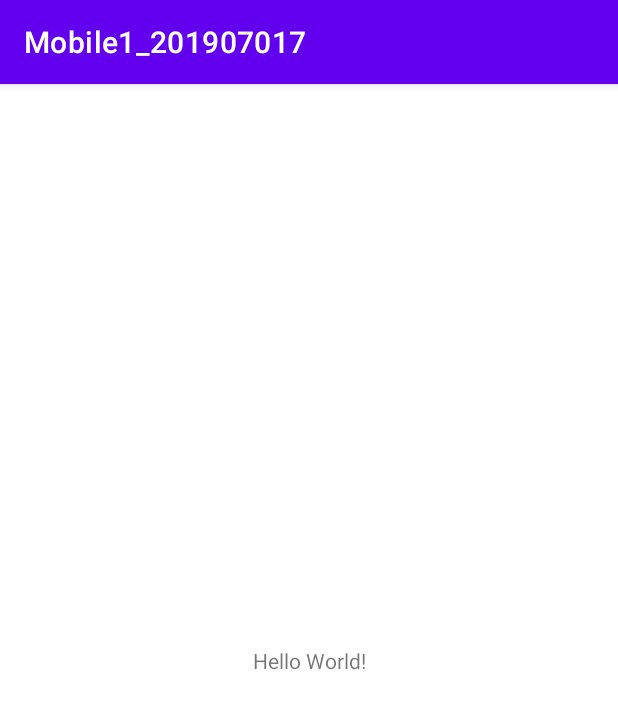
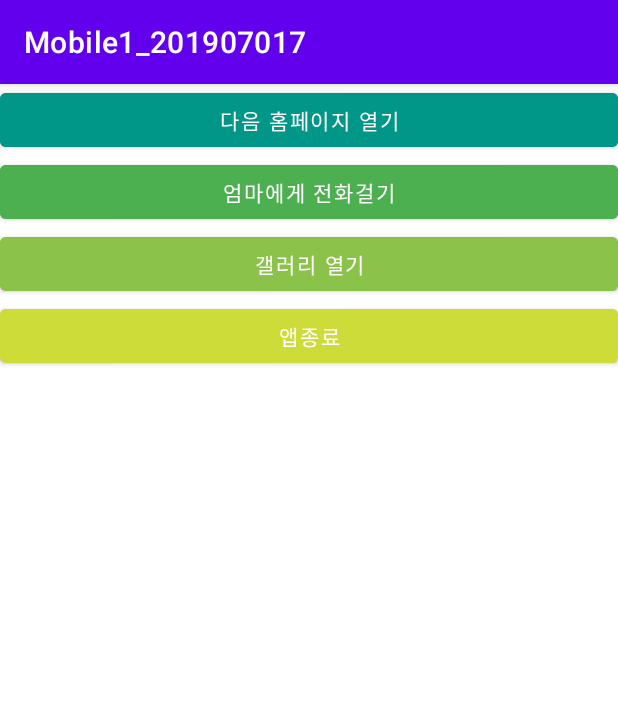
Before and after one commit to dddf-1/Mobile1_1101_1, an Android app: the screen it shows after launch (MainActivity), on a phone screen of 412 x 824 dp. Shown: the top 709 px of the screen. Run offline under Robolectric (Android 15) with nearby library versions, the phone set to English and light mode, and no system bars; Roboto replaces fonts that are not available here.

Commit message:
First commit

```diff
--- a/app/build.gradle
+++ b/app/build.gradle
@@ -32,6 +32,8 @@ dependencies {
     implementation 'androidx.appcompat:appcompat:1.5.0'
     implementation 'com.google.android.material:material:1.6.1'
     implementation 'androidx.constraintlayout:constraintlayout:2.1.4'
+    implementation 'androidx.wear.tiles:tiles-material:+'
+    implementation 'com.google.firebase:firebase-inappmessaging:20.0.0'
     testImplementation 'junit:junit:4.13.2'
     androidTestImplementation 'androidx.test.ext:junit:1.1.3'
     androidTestImplementation 'androidx.test.espresso:espresso-core:3.4.0'
--- a/app/src/main/AndroidManifest.xml
+++ b/app/src/main/AndroidManifest.xml
@@ -1,7 +1,7 @@
 <?xml version="1.0" encoding="utf-8"?>
 <manifest xmlns:android="http://schemas.android.com/apk/res/android"
     xmlns:tools="http://schemas.android.com/tools"
-    package="kr.ac.yuhan.dydwn507.mobile1_201907017">
+    package="kr.ac.yuhan.dydwn507.mobile1_201907017" >
 
     <application
         android:allowBackup="true"
@@ -12,10 +12,10 @@
         android:roundIcon="@mipmap/ic_launcher_round"
         android:supportsRtl="true"
         android:theme="@style/Theme.Mobile1_201907017"
-        tools:targetApi="31">
+        tools:targetApi="31" >
         <activity
             android:name=".MainActivity"
-            android:exported="true">
+            android:exported="true" >
             <intent-filter>
                 <action android:name="android.intent.action.MAIN" />
 
--- a/app/src/main/java/kr/ac/yuhan/dydwn507/mobile1_201907017/MainActivity.java
+++ b/app/src/main/java/kr/ac/yuhan/dydwn507/mobile1_201907017/MainActivity.java
@@ -2,13 +2,58 @@ package kr.ac.yuhan.dydwn507.mobile1_201907017;
 
 import androidx.appcompat.app.AppCompatActivity;
 
+import android.content.Intent;
+import android.net.Uri;
 import android.os.Bundle;
+import android.view.View;
+import android.widget.Button;
+
 
 public class MainActivity extends AppCompatActivity {
 
     @Override
     protected void onCreate(Bundle savedInstanceState) {
         super.onCreate(savedInstanceState);
-        setContentView(R.layout.activity_main);
-    }
+        setContentView(R.layout.activity_main);// 객체생성,  root 레이아웃 설정
+
+        Button btnHome = findViewById(R.id.btn_home);
+        Button btnCall = findViewById(R.id.btn_call);
+        Button btnGallery = findViewById(R.id.btn_gallery);
+        Button btnFinish = findViewById(R.id.btn_finish);
+
+        btnHome.setOnClickListener(btnListener);
+        btnCall.setOnClickListener(btnListener);
+        btnGallery.setOnClickListener(btnListener);
+        btnFinish.setOnClickListener(btnListener);
+    }//end oncreate()
+
+    View.OnClickListener btnListener = new View.OnClickListener() { //객체생성 리스너의 역할: 감시자 역할
+        @Override
+        public void onClick(View view) { // view자리 -> 이벤트가 발생된 참조값이 입력
+            Intent intent = null;
+            Uri uri = null;      //참조변수 2개 선언
+            switch (view.getId()){
+                case R.id.btn_home:
+                    uri = Uri.parse("http://m.daum.net");
+                    intent = new Intent(Intent.ACTION_VIEW, uri);
+                    startActivity(intent);
+                    break;
+                case R.id.btn_call:
+                    uri = Uri.parse("tel:/010-2877-3145");
+                    intent = new Intent(Intent.ACTION_VIEW, uri);
+                    startActivity(intent);
+                    break;
+                case R.id.btn_gallery:
+                    uri = Uri.parse("content://media/internal/images/media");
+                    intent = new Intent(Intent.ACTION_VIEW, uri);
+                    startActivity(intent);
+                    break;
+                case R.id.btn_finish:
+                    finish();
+                    break;
+            }
+        }
+    };
+
+
 }
--- a/app/src/main/res/layout/activity_main.xml
+++ b/app/src/main/res/layout/activity_main.xml
@@ -1,18 +1,37 @@
 <?xml version="1.0" encoding="utf-8"?>
-<androidx.constraintlayout.widget.ConstraintLayout xmlns:android="http://schemas.android.com/apk/res/android"
+<LinearLayout xmlns:android="http://schemas.android.com/apk/res/android"
     xmlns:app="http://schemas.android.com/apk/res-auto"
     xmlns:tools="http://schemas.android.com/tools"
     android:layout_width="match_parent"
     android:layout_height="match_parent"
-    tools:context=".MainActivity">
+    android:orientation="vertical"
+    tools:context=".MainActivity" >
+    <Button
+        android:id="@+id/btn_home"
+        android:layout_width="match_parent"
+        android:layout_height="wrap_content"
+        android:text="@string/btn_home"
+        android:backgroundTint="@color/btn_home"/>
 
-    <TextView
-        android:layout_width="wrap_content"
+    <Button
+        android:id="@+id/btn_call"
+        android:layout_width="match_parent"
         android:layout_height="wrap_content"
-        android:text="Hello World!"
-        app:layout_constraintBottom_toBottomOf="parent"
-        app:layout_constraintEnd_toEndOf="parent"
-        app:layout_constraintStart_toStartOf="parent"
-        app:layout_constraintTop_toTopOf="parent" />
+        android:text="@string/btn_call"
+        android:backgroundTint="@color/btn_call"/>
 
-</androidx.constraintlayout.widget.ConstraintLayout>
+    <Button
+        android:id="@+id/btn_gallery"
+        android:layout_width="match_parent"
+        android:layout_height="wrap_content"
+        android:text="@string/btn_gallery"
+        android:backgroundTint="@color/btn_gallery"/>
+
+    <Button
+        android:id="@+id/btn_finish"
+        android:layout_width="match_parent"
+        android:layout_height="wrap_content"
+        android:text="@string/btn_finish"
+        android:backgroundTint="@color/btn_finish"/>
+
+</LinearLayout>
--- a/app/src/main/res/values/colors.xml
+++ b/app/src/main/res/values/colors.xml
@@ -7,4 +7,9 @@
     <color name="teal_700">#FF018786</color>
     <color name="black">#FF000000</color>
     <color name="white">#FFFFFFFF</color>
+
+    <color name="btn_home">#009688</color>
+    <color name="btn_call">#4CAF50</color>
+    <color name="btn_gallery">#8BC34A</color>
+    <color name="btn_finish">#CDDC39</color>
 </resources>
--- a/app/src/main/res/values/strings.xml
+++ b/app/src/main/res/values/strings.xml
@@ -1,3 +1,8 @@
 <resources>
     <string name="app_name">Mobile1_201907017</string>
+    <string name="btn_home">다음 홈페이지 열기</string>
+    <string name="btn_call">엄마에게 전화걸기</string>
+    <string name="btn_gallery">갤러리 열기</string>
+    <string name="btn_finish">앱종료</string>
+
 </resources>
--- a/settings.gradle
+++ b/settings.gradle
@@ -14,3 +14,4 @@ dependencyResolutionManagement {
 }
 rootProject.name = "Mobile1_201907017"
 include ':app'
+include ':app'
```
Also changed, not shown: 0927/app/src/main/java/kr/ac/yuhan/dydwn507/mobile0927_1/MainActivity.java (added, +19 -0 lines), 0927/app/src/main/java/kr/ac/yuhan/dydwn507/mobile0927_1/MainActivitySecond.java (added, +27 -0 lines), 0927/app/src/main/res/layout/activity_main.xml (added, +58 -0 lines), 0927/app/src/main/res/layout/activity_main_second.xml (added, +31 -0 lines), 0927/app/src/main/res/values/dimens.xml (added, +9 -0 lines), Mobile1011_1/app/src/main/res/values/dimens.xml (added, +9 -0 lines), Mobile1_1004_2/app/src/main/res/layout/imageviewtest.xml (added, +21 -0 lines), app/src/main/res/layout/layoutest.xml (added, +23 -0 lines), Mobile1011_1/app/src/main/res/drawable/cat.jpg (added), Mobile1011_1/app/src/main/res/drawable/dog.jpg (added), Mobile1011_1/app/src/main/res/drawable/rabbit.jpg (added), Mobile1_1004_2/app/src/main/res/drawable/image.jpg (added), 1 other file.
